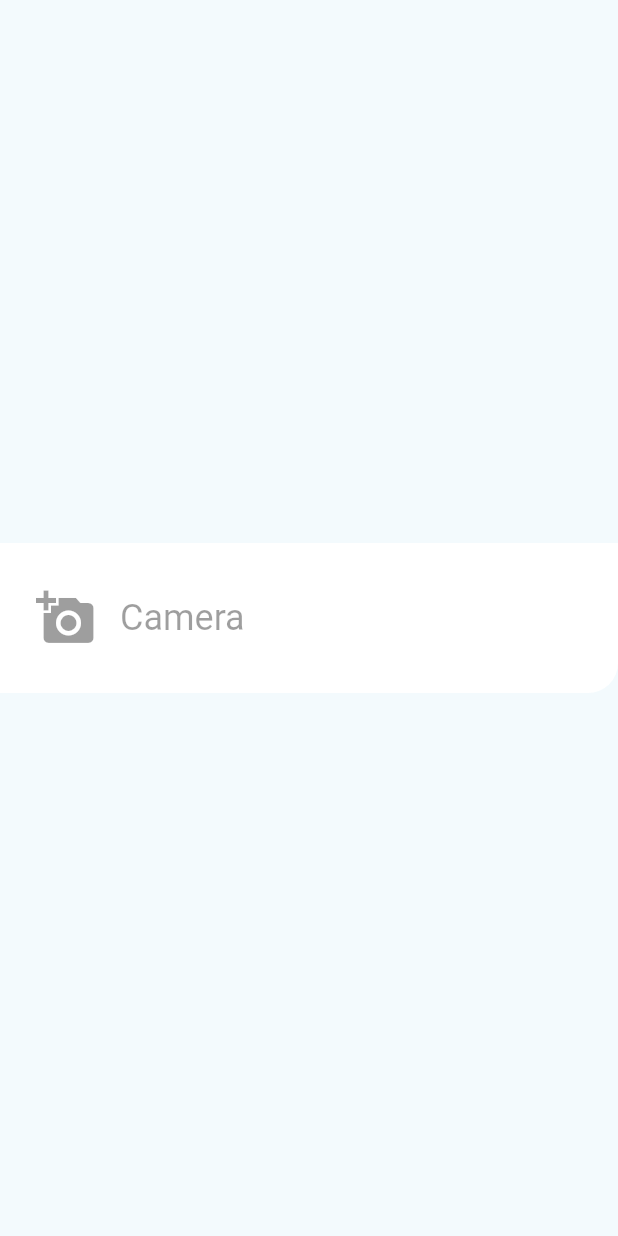
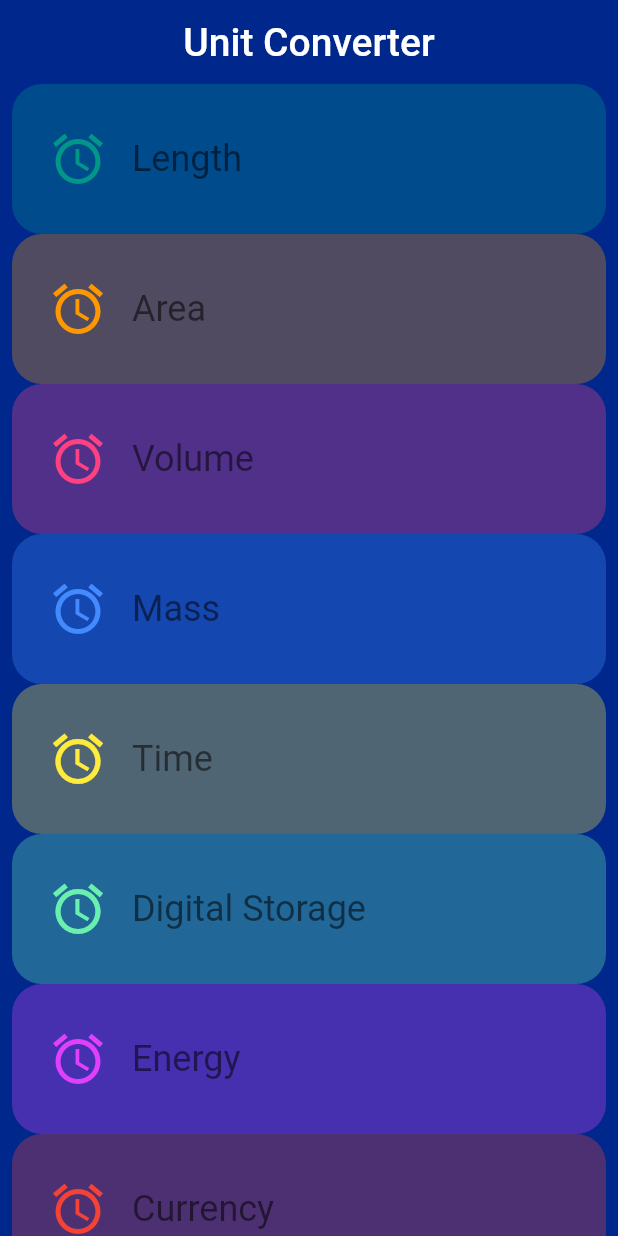
Before and after one commit to ba6ba/Udacity-course-Flutter, a Flutter app: the screen it shows after launch, on a phone screen of 412 x 824 dp. Run offline on Flutter 3.47's test engine with Material 2 defaults, Android fonts, the phone set to English and light mode, and no system bars.

Commit message:
add category route

```diff
--- /dev/null
+++ b/lib/CategoryRoute.dart
@@ -0,0 +1,74 @@
+import 'package:flutter/material.dart';
+import 'package:flutterudacityapp/category.dart';
+
+const _backgroundColor = Color.fromRGBO(0, 40, 140, 30);
+
+class CategoryRoute extends StatelessWidget {
+
+  const CategoryRoute();
+
+  static const _categoryNames = <String>[
+    'Length',
+    'Area',
+    'Volume',
+    'Mass',
+    'Time',
+    'Digital Storage',
+    'Energy',
+    'Currency',
+  ];
+
+  static const _baseColors = <Color>[
+    Colors.teal,
+    Colors.orange,
+    Colors.pinkAccent,
+    Colors.blueAccent,
+    Colors.yellow,
+    Colors.greenAccent,
+    Colors.purpleAccent,
+    Colors.red,
+  ];
+
+  Widget _categoryWidgets(List<Widget> categoriesList) {
+    return ListView.builder(
+      itemBuilder: (BuildContext context, int index) => categoriesList[index],
+      itemCount: categoriesList.length,
+    );
+  }
+
+  @override
+  Widget build(BuildContext context) {
+    final categories = <Category>[];
+
+    for(var i = 0; i < _categoryNames.length; i++) {
+      categories.add(Category(
+        name: _categoryNames[i],
+        color: _baseColors[i],
+        categoryHeight: 100.0,
+        iconLocation: Icons.access_alarm,));
+    }
+
+    final listView = Container(
+      color: _backgroundColor,
+      padding: EdgeInsets.symmetric(horizontal : 8.0),
+      child: _categoryWidgets(categories),
+    );
+
+    final appBar = AppBar(
+      elevation: 0.0,
+      backgroundColor: _backgroundColor,
+      title: Text('Unit Converter',
+        style: TextStyle(
+          color: Colors.white,
+          fontSize: 26.0
+        ),
+      ),
+      centerTitle: true,
+    );
+
+    return Scaffold(
+      appBar: appBar,
+      body: listView,
+    );
+  }
+}
--- a/lib/category.dart
+++ b/lib/category.dart
@@ -12,7 +12,9 @@ import 'package:flutter/material.dart';
 ///
 /// The widget is composed on an [Icon] and [Text]. Tapping on the widget shows
 /// a colored [InkWell] animation.
-final BorderRadius _borderRadius = BorderRadius.only(bottomRight : Radius.circular(20));
+final BorderRadius _borderRadius = BorderRadius.vertical(top : Radius.circular(20),
+    bottom: Radius.circular(20)
+);
 
 class Category extends StatelessWidget {
   /// Creates a [Category].
@@ -49,7 +51,7 @@ class Category extends StatelessWidget {
   // See https://docs.flutter.io/flutter/material/Theme-class.html
   Widget build(BuildContext context) {
     return Material(
-      color: Colors.white,
+      color: color.withAlpha(80),
       borderRadius: _borderRadius,
       child: Container(
         height: this.categoryHeight,
@@ -66,7 +68,7 @@ class Category extends StatelessWidget {
               crossAxisAlignment: CrossAxisAlignment.stretch,
               children: [
                 Padding(
-                  padding: EdgeInsets.all(16),
+                  padding: EdgeInsets.all(16.0),
                   child: Icon(iconLocation, size: 40.0, color: this.color,),
                 ),
                 Center(
@@ -75,7 +77,7 @@ class Category extends StatelessWidget {
                       textAlign: TextAlign.center,
                       style: TextStyle(
                         fontSize: 24.0,
-                        color: Colors.black38,
+                        color: Colors.black54,
                       ),
                     )
                 )
--- a/lib/main.dart
+++ b/lib/main.dart
@@ -4,17 +4,13 @@
 
 // You can read about packages here: https://flutter.io/using-packages/
 import 'package:flutter/material.dart';
+import 'package:flutterudacityapp/CategoryRoute.dart';
 
 import 'category.dart';
 
 // You can use a relative import, i.e. `import 'category.dart';` or
 // a package import, as shown below.
 // More details at http://dart-lang.github.io/linter/lints/avoid_relative_lib_imports.html
-
-// TODO: Pass this information into your custom [Category] widget
-const _categoryName = 'Cake';
-const _categoryIcon = Icons.cake;
-const _categoryColor = Colors.green;
 
 /// The function that is called when main.dart is run.
 void main() {
@@ -29,17 +25,7 @@ class UnitConverterApp extends StatelessWidget {
     return MaterialApp(
       debugShowCheckedModeBanner: false,
       title: 'Unit Converter',
-      home: Scaffold(
-        backgroundColor: Color.fromARGB(40, 180, 220, 245),
-        body: Center(
-          child: Category(
-            categoryHeight: 100.0,
-            color: Colors.black38,
-            name: "Camera",
-            iconLocation: Icons.add_a_photo,
-          ),
-        ),
-      ),
+      home: CategoryRoute(),
     );
   }
 }
```
